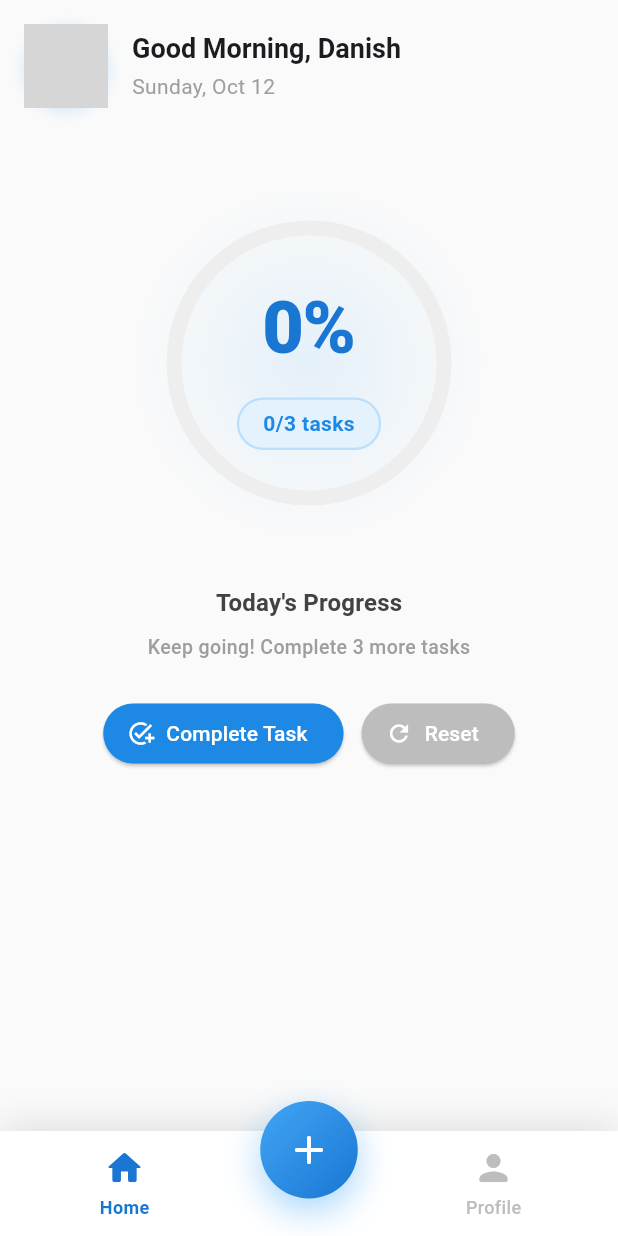
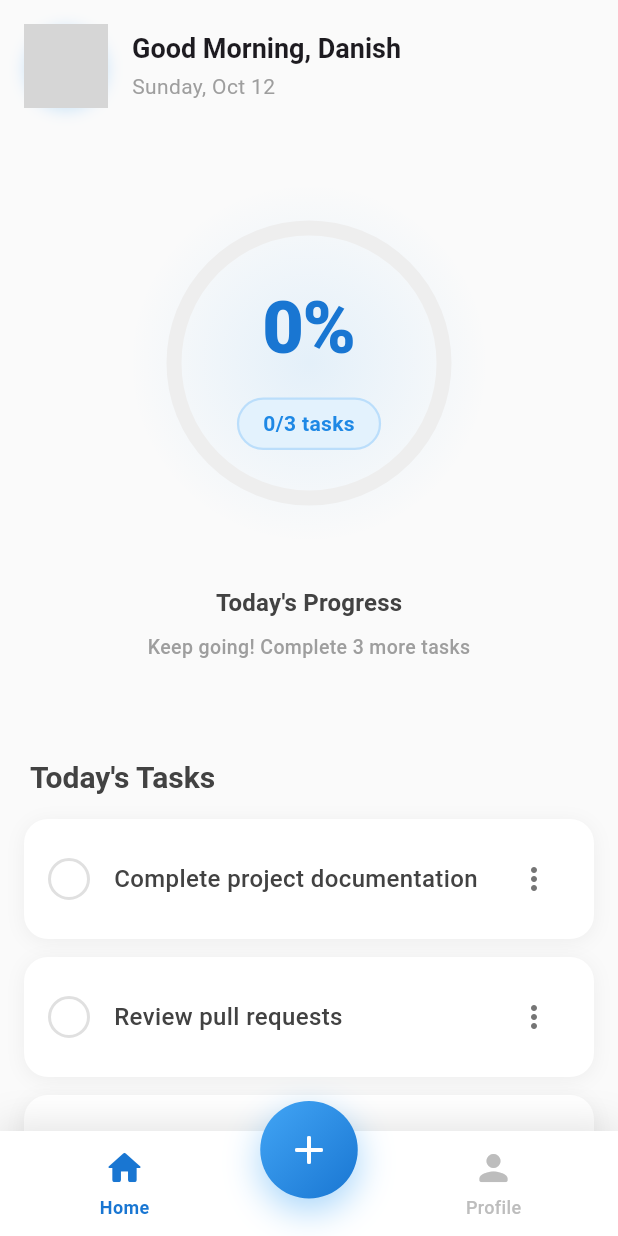
Before and after one commit to AS-Danish/Do-3-Things, a Flutter app: the screen it shows after launch, on a phone screen of 412 x 824 dp. Run offline on Flutter 3.47's test engine with Material 3 defaults, Android fonts, the phone set to English and light mode, and no system bars; grey boxes are pictures that could not be loaded.

Commit message:
Added Tasks in the HomeScreen

```diff
--- a/lib/Screens/HomeScreen.dart
+++ b/lib/Screens/HomeScreen.dart
@@ -1,6 +1,19 @@
 import 'package:flutter/material.dart';
 import 'dart:math' as math;
 import 'dart:ui' as ui;
+
+/// Task Model
+class Task {
+  final String id;
+  String title;
+  bool isCompleted;
+
+  Task({
+    required this.id,
+    required this.title,
+    this.isCompleted = false,
+  });
+}
 
 /// Main Home Screen Widget
 class HomeScreen extends StatefulWidget {
@@ -24,8 +37,14 @@ class _HomeScreenState extends State<HomeScreen> with TickerProviderStateMixin {
   late AnimationController _progressController;
   late Animation<double> _progressAnimation;
 
-  int completedTasks = 0;
-  int totalTasks = 3;
+  List<Task> tasks = [
+    Task(id: '1', title: 'Complete project documentation'),
+    Task(id: '2', title: 'Review pull requests'),
+    Task(id: '3', title: 'Update design mockups'),
+  ];
+
+  int get completedTasks => tasks.where((task) => task.isCompleted).length;
+  int get totalTasks => tasks.length;
 
   // ============== LIFECYCLE ==============
   @override
@@ -72,21 +91,91 @@ class _HomeScreenState extends State<HomeScreen> with TickerProviderStateMixin {
   }
 
   // ============== TASK METHODS ==============
-  void _completeTask() {
-    if (completedTasks < totalTasks) {
+  void _toggleTask(String taskId) {
     setState(() {
-        completedTasks++;
+      final task = tasks.firstWhere((t) => t.id == taskId);
+      task.isCompleted = !task.isCompleted;
     });
     final newProgress = completedTasks / totalTasks;
     _animateToProgress(newProgress);
   }
+
+  void _deleteTask(String taskId) {
+    setState(() {
+      tasks.removeWhere((task) => task.id == taskId);
+    });
+    final newProgress = totalTasks > 0 ? completedTasks / totalTasks : 0.0;
+    _animateToProgress(newProgress);
   }
 
-  void _resetProgress() {
+  void _editTask(String taskId) {
+    final task = tasks.firstWhere((t) => t.id == taskId);
+    final controller = TextEditingController(text: task.title);
+
+    showDialog(
+      context: context,
+      builder: (context) => AlertDialog(
+        title: const Text('Edit Task'),
+        content: TextField(
+          controller: controller,
+          decoration: const InputDecoration(
+            labelText: 'Task Title',
+            border: OutlineInputBorder(),
+          ),
+          autofocus: true,
+        ),
+        actions: [
+          TextButton(
+            onPressed: () => Navigator.pop(context),
+            child: const Text('Cancel'),
+          ),
+          ElevatedButton(
+            onPressed: () {
+              if (controller.text.trim().isNotEmpty) {
                 setState(() {
-      completedTasks = 0;
+                  task.title = controller.text.trim();
                 });
-    _animateToProgress(0.0);
+                Navigator.pop(context);
+              }
+            },
+            child: const Text('Save'),
+          ),
+        ],
+      ),
+    );
+  }
+
+  void _showTaskOptions(Task task) {
+    showModalBottomSheet(
+      context: context,
+      shape: const RoundedRectangleBorder(
+        borderRadius: BorderRadius.vertical(top: Radius.circular(20)),
+      ),
+      builder: (context) => Padding(
+        padding: const EdgeInsets.symmetric(vertical: 20),
+        child: Column(
+          mainAxisSize: MainAxisSize.min,
+          children: [
+            ListTile(
+              leading: Icon(Icons.edit, color: Colors.blue[600]),
+              title: const Text('Edit Task'),
+              onTap: () {
+                Navigator.pop(context);
+                _editTask(task.id);
+              },
+            ),
+            ListTile(
+              leading: const Icon(Icons.delete, color: Colors.red),
+              title: const Text('Delete Task'),
+              onTap: () {
+                Navigator.pop(context);
+                _deleteTask(task.id);
+              },
+            ),
+          ],
+        ),
+      ),
+    );
   }
 
   // ============== UI BUILD ==============
@@ -104,6 +193,8 @@ class _HomeScreenState extends State<HomeScreen> with TickerProviderStateMixin {
                 _buildHeader(),
                 SizedBox(height: spacingLarge),
                 _buildProgressSection(),
+                const SizedBox(height: 32),
+                _buildTasksList(),
               ],
             ),
           ),
@@ -206,8 +297,6 @@ class _HomeScreenState extends State<HomeScreen> with TickerProviderStateMixin {
             _buildProgressLabel(),
             const SizedBox(height: 8),
             _buildProgressMessage(),
-            const SizedBox(height: 24),
-            _buildActionButtons(),
           ],
         );
       },
@@ -312,30 +401,97 @@ class _HomeScreenState extends State<HomeScreen> with TickerProviderStateMixin {
     );
   }
 
-  Widget _buildActionButtons() {
-    return Row(
-      mainAxisAlignment: MainAxisAlignment.center,
+  // ============== TASKS LIST SECTION ==============
+  Widget _buildTasksList() {
+    return Column(
+      crossAxisAlignment: CrossAxisAlignment.start,
       children: [
-        ElevatedButton.icon(
-          onPressed: _completeTask,
-          icon: const Icon(Icons.add_task),
-          label: const Text('Complete Task'),
-          style: ElevatedButton.styleFrom(
-            backgroundColor: Colors.blue[600],
-            foregroundColor: Colors.white,
+        Padding(
+          padding: const EdgeInsets.only(left: 4, bottom: 16),
+          child: Text(
+            'Today\'s Tasks',
+            style: Theme.of(context).textTheme.titleLarge?.copyWith(
+              fontWeight: FontWeight.w700,
+              fontSize: 20,
+              color: Colors.grey[800],
             ),
           ),
-        const SizedBox(width: 12),
-        ElevatedButton.icon(
-          onPressed: _resetProgress,
-          icon: const Icon(Icons.refresh),
-          label: const Text('Reset'),
-          style: ElevatedButton.styleFrom(
-            backgroundColor: Colors.grey[400],
-            foregroundColor: Colors.white,
+        ),
+        ...tasks.map((task) => _buildTaskItem(task)).toList(),
+      ],
+    );
+  }
+
+  Widget _buildTaskItem(Task task) {
+    return Container(
+      margin: const EdgeInsets.only(bottom: 12),
+      decoration: BoxDecoration(
+        color: Colors.white,
+        borderRadius: BorderRadius.circular(16),
+        boxShadow: [
+          BoxShadow(
+            color: Colors.black.withOpacity(0.05),
+            blurRadius: 10,
+            offset: const Offset(0, 2),
+          ),
+        ],
+      ),
+      child: Padding(
+        padding: const EdgeInsets.all(16),
+        child: Row(
+          children: [
+            GestureDetector(
+              onTap: () => _toggleTask(task.id),
+              child: _buildCheckbox(task.isCompleted),
+            ),
+            const SizedBox(width: 16),
+            Expanded(
+              child: GestureDetector(
+                onTap: () => _toggleTask(task.id),
+                child: Text(
+                  task.title,
+                  style: TextStyle(
+                    fontSize: 16,
+                    fontWeight: FontWeight.w500,
+                    color: task.isCompleted ? Colors.grey[400] : Colors.grey[800],
+                    decoration: task.isCompleted ? TextDecoration.lineThrough : null,
                   ),
                 ),
+              ),
+            ),
+            const SizedBox(width: 8),
+            IconButton(
+              icon: Icon(Icons.more_vert, color: Colors.grey[600]),
+              onPressed: () => _showTaskOptions(task),
+              padding: EdgeInsets.zero,
+              constraints: const BoxConstraints(),
+            ),
           ],
+        ),
+      ),
+    );
+  }
+
+  Widget _buildCheckbox(bool isCompleted) {
+    return AnimatedContainer(
+      duration: const Duration(milliseconds: 200),
+      width: 28,
+      height: 28,
+      decoration: BoxDecoration(
+        shape: BoxShape.circle,
+        color: isCompleted ? Colors.blue[600] : Colors.transparent,
+        border: Border.all(
+          color: isCompleted ? Colors.blue[600]! : Colors.grey[300]!,
+          width: 2,
+        ),
+      ),
+      child: isCompleted
+          ? Icon(
+        Icons.check,
+        size: 18,
+        color: Colors.white,
+      )
+          : null,
     );
   }
 }
```
Lines whose indentation alone changed are shown as unchanged.
